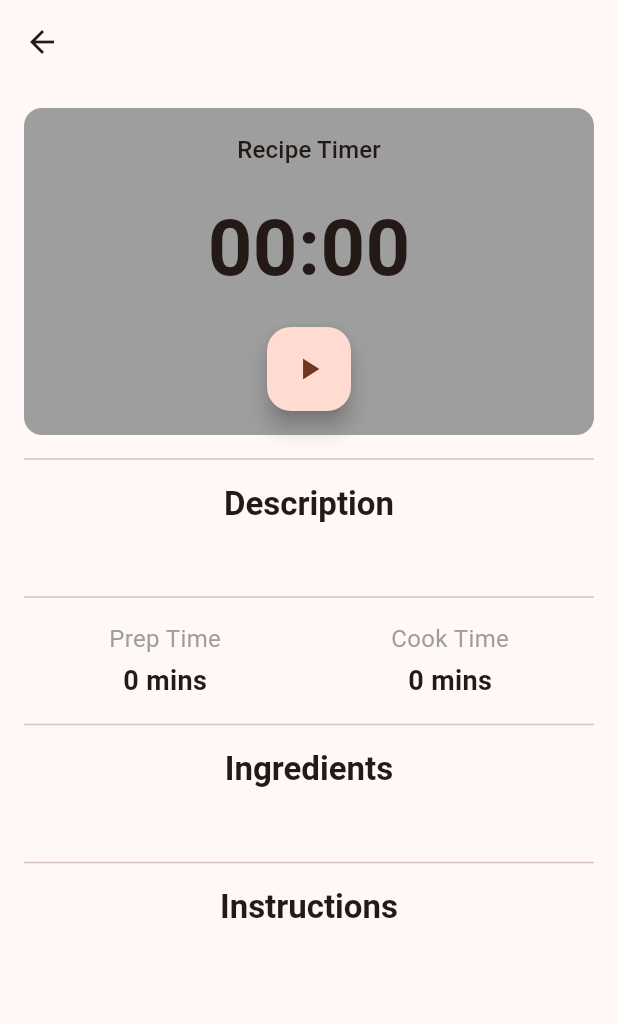
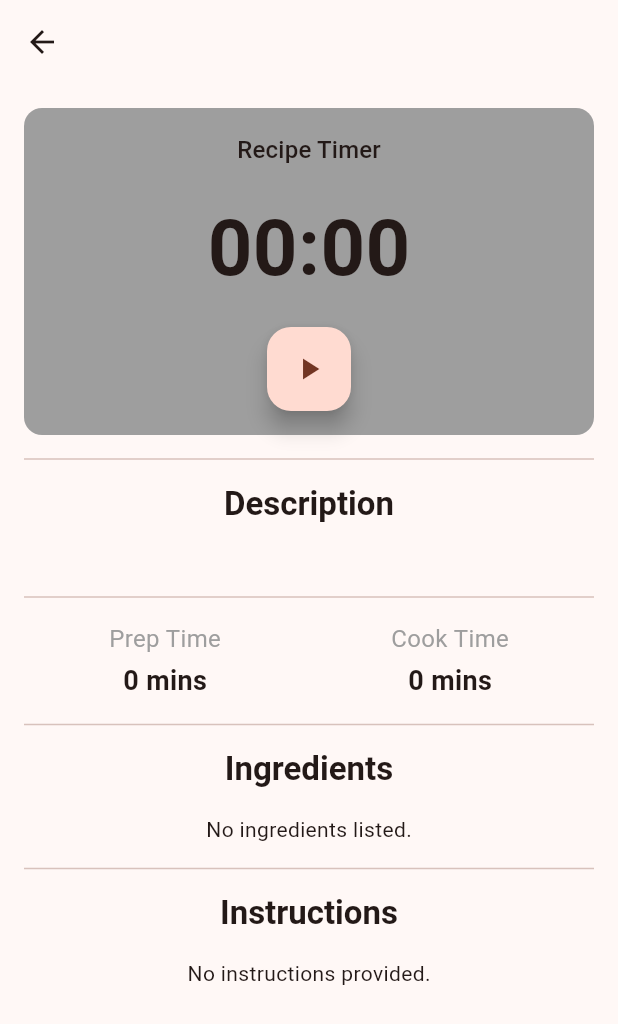
Before and after one commit to Excaliosee/Sou-Chef, a Flutter app: the RecipeDetailScreen screen opened directly with empty values, on a phone screen of 412 x 824 dp. Shown: the top 1024 px of the screen. Run offline on Flutter 3.47's test engine with Material 3 defaults, Android fonts, the phone set to English and light mode, and no system bars; our stand-ins replace equatable, firebase_auth, firebase_core, flutter_bloc, flutter_tts, google_nav_bar and 1 more; missing offline and left inert: flutter_sound; accounts and stored records are empty.

Commit message:
refactor: updated the frontend to match the new model.

```diff
--- a/sou_chef_flutter/lib/models/recipe.dart
+++ b/sou_chef_flutter/lib/models/recipe.dart
@@ -10,46 +10,77 @@ class Recipe {
   final int id;
   final String title;
   final String description;
-  final String ingredients;
-  final String instructions;
+
   final int prepTime;
   final int cookTime;
-  final String createdBy;
   final DateTime createdAt;
+
+  final List<RecipeIngredient> ingredients;
+  final List<RecipeStep> steps;
 
   Recipe({
     required this.id,
     required this.title,
     required this.description,
-    required this.ingredients,
-    required this.instructions,
     required this.prepTime,
     required this.cookTime,
-    required this.createdBy,
     required this.createdAt,
+    required this.ingredients,
+    required this.steps,
   });
 
   factory Recipe.fromJson(Map<String, dynamic> json) => Recipe(
     id: json["id"],
     title: json["title"],
     description: json["description"],
-    ingredients: json["ingredients"],
-    instructions: json["instructions"],
     prepTime: json["prep_time"],
     cookTime: json["cook_time"],
-    createdBy: json["created_by"],
     createdAt: DateTime.parse(json["created_at"]),
+    ingredients: List<RecipeIngredient>.from(
+      json["ingredients"].map((x) => RecipeIngredient.fromJson(x))),
+    steps: List<RecipeStep>.from(
+      json["steps"].map((x) => RecipeStep.fromJson(x))),
   );
 
   Map<String, dynamic> toJson() => {
     "id": id,
     "title": title,
     "description": description,
-    "ingredients": ingredients,
-    "instructions": instructions,
     "prep_time": prepTime,
     "cook_time": cookTime,
-    "created_by": createdBy,
     "created_at": createdAt.toIso8601String(),
+    "ingredients": List<dynamic>.from(ingredients.map((x) => x.toJson())),
+    "steps": List<dynamic>.from(steps.map((x) => x.toJson())),
   };
 }
+
+class RecipeIngredient{
+  final String name;
+  final String quantity;
+
+  RecipeIngredient({required this.name, required this.quantity});
+
+  factory RecipeIngredient.fromJson(Map<String, dynamic> json) => RecipeIngredient(
+    name: json["name"],
+    quantity: json["quantity"],
+  );
+
+  Map<String, dynamic> toJson() => {
+    "name": name,
+    "quantity": quantity
+  };
+}
+
+class RecipeStep{
+  final int stepNumber;
+  final String instruction;
+
+  RecipeStep({required this.stepNumber, required this.instruction});
+
+  factory RecipeStep.fromJson(Map<String, dynamic> json) => RecipeStep(instruction: json["instruction"], stepNumber: json["step_number"]);
+
+  Map<String, dynamic> toJson() => {
+    "step_number": stepNumber,
+    "instruction": instruction
+  };
+}
--- a/sou_chef_flutter/lib/screens/my_recipes_page.dart
+++ b/sou_chef_flutter/lib/screens/my_recipes_page.dart
@@ -70,9 +70,7 @@ class MyRecipesPage extends StatelessWidget {
               }
 
               if (state is RecipeLoaded) {
-                final myRecipes = state.recipes.where((recipe) {
-                  return recipe.createdBy == user.uid;
-                }).toList();
+                final myRecipes = state.recipes;
 
                 if (myRecipes.isEmpty) {
                   return const Center(
--- a/sou_chef_flutter/lib/screens/recipe_detail_screen.dart
+++ b/sou_chef_flutter/lib/screens/recipe_detail_screen.dart
@@ -158,7 +158,7 @@ class _RecipeDetailScreenState extends State<RecipeDetailScreen> {
               mainAxisAlignment: MainAxisAlignment.start,
               children: [
 
-                MyTimer(initialDuration: widget.recipe.cookTime * 60),
+                Center(child: MyTimer(initialDuration: widget.recipe.cookTime * 60)),
                 const Divider(height: 32, thickness: 1),
 
                 Text(
@@ -190,32 +190,82 @@ class _RecipeDetailScreenState extends State<RecipeDetailScreen> {
                   style: Theme.of(context).textTheme.titleLarge?.copyWith(fontWeight: FontWeight.bold),
                 ),
 
-                const SizedBox(height: 8),
+                const SizedBox(height: 16),
 
+                if (widget.recipe.ingredients.isEmpty)
+                  const Center(child: Text("No ingredients listed.")),
+
+                ...widget.recipe.ingredients.map((item) {
+                  return Padding(
+                    padding: const EdgeInsets.symmetric(vertical:6.0),
+                    child: Row(
+                      mainAxisAlignment: MainAxisAlignment.center,
+                      children: [
+                        const Icon(Icons.circle, size: 6, color: Colors.grey),
+                        const SizedBox(width: 8),
                         Text(
-                  widget.recipe.ingredients.replaceAll('\\n', '\n'),
-                  style: Theme.of(context).textTheme.bodyLarge?.copyWith(height: 1.5),
+                          item.quantity,
+                          style: const TextStyle(fontWeight: FontWeight.bold, fontSize: 16),
                         ),
+                        const SizedBox(width: 6),
+                        Text(
+                          item.name,
+                          style: const TextStyle(fontSize: 16),
+                        ),
+                      ],
+                    ),
+                  );
+                }),
 
                 const Divider(height: 32, thickness: 1),
 
-                Container(
-                  key: _instructionsKey,
-                  child: Column(
-                    crossAxisAlignment: CrossAxisAlignment.center,
-                    children: [
                 Text(
                   "Instructions",
                   style: Theme.of(context).textTheme.titleLarge?.copyWith(fontWeight: FontWeight.bold),
                 ),
-                      const SizedBox(height: 8),
-                      Text(
-                        widget.recipe.instructions.replaceAll("\n\n", "\n"),
-                        style: Theme.of(context).textTheme.bodyLarge?.copyWith(height: 1.5),
-                      )
+
+                const SizedBox(height: 16),
+
+                if (widget.recipe.steps.isEmpty)
+                  const Text("No instructions provided."),
+
+                ...widget.recipe.steps.map((step) {
+                  return Padding(
+                    padding: EdgeInsets.only(bottom: 24),
+                    child: Row(
+                      crossAxisAlignment: CrossAxisAlignment.center,
+                      mainAxisAlignment: MainAxisAlignment.center,
+                      children: [
+                        Container(
+                          width: 28,
+                          height: 28,
+                          alignment: Alignment.center,
+                          decoration: BoxDecoration(
+                            color: Colors.grey.shade400,
+                            shape: BoxShape.circle,
+                          ),
+                          child: Text(
+                            "${step.stepNumber}",
+                            style: TextStyle(
+                              color: Colors.blueGrey,
+                              fontWeight: FontWeight.bold,
+                              fontSize: 14,
+                            ),
+                          ),
+                        ),
+
+                        const SizedBox(width: 12),
+
+                        Expanded(
+                          child: Text(
+                            step.instruction,
+                            style: const TextStyle(fontSize: 16, height: 1.4),
+                          ),
+                        ),
                       ],
                     ),
-                )
+                  );
+                })
               ],
             ),
           ),
```
Lines whose indentation alone changed are shown as unchanged.
